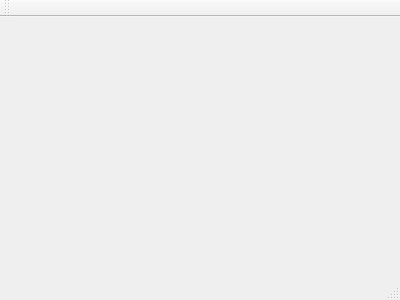
First picture: the form in Ploteus/ploteuswindow.ui, repository Atsanda/Ploteus, before the edit.
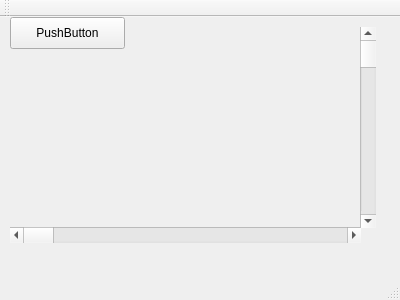
Second picture: the form after the edit. Custom widgets are drawn as their Qt base class.

Commit message: Add QCustomPlot library and some new features

```diff
--- a/Ploteus/ploteuswindow.ui
+++ b/Ploteus/ploteuswindow.ui
@@ -12,13 +12,86 @@
   <property name="windowTitle" >
    <string>PloteusWindow</string>
   </property>
-  <widget class="QMenuBar" name="menuBar" />
-  <widget class="QToolBar" name="mainToolBar" />
-  <widget class="QWidget" name="centralWidget" />
-  <widget class="QStatusBar" name="statusBar" />
+  <widget class="QWidget" name="centralWidget">
+   <widget class="QCustomPlot" name="plot" native="true">
+    <property name="geometry">
+     <rect>
+      <x>10</x>
+      <y>10</y>
+      <width>371</width>
+      <height>221</height>
+     </rect>
+    </property>
+    <widget class="QScrollBar" name="horizontalScrollBar">
+     <property name="geometry">
+      <rect>
+       <x>0</x>
+       <y>200</y>
+       <width>351</width>
+       <height>16</height>
+      </rect>
+     </property>
+     <property name="orientation">
+      <enum>Qt::Horizontal</enum>
+     </property>
+    </widget>
+    <widget class="QScrollBar" name="verticalScrollBar">
+     <property name="geometry">
+      <rect>
+       <x>350</x>
+       <y>0</y>
+       <width>16</width>
+       <height>201</height>
+      </rect>
+     </property>
+     <property name="orientation">
+      <enum>Qt::Vertical</enum>
+     </property>
+    </widget>
+   </widget>
+   <widget class="QPushButton" name="pushButton">
+    <property name="geometry">
+     <rect>
+      <x>10</x>
+      <y>0</y>
+      <width>115</width>
+      <height>32</height>
+     </rect>
+    </property>
+    <property name="text">
+     <string>PushButton</string>
+    </property>
+   </widget>
+  </widget>
+  <widget class="QMenuBar" name="menuBar">
+   <property name="geometry">
+    <rect>
+     <x>0</x>
+     <y>0</y>
+     <width>400</width>
+     <height>22</height>
+    </rect>
+   </property>
+  </widget>
+  <widget class="QToolBar" name="mainToolBar">
+   <attribute name="toolBarArea">
+    <enum>TopToolBarArea</enum>
+   </attribute>
+   <attribute name="toolBarBreak">
+    <bool>false</bool>
+   </attribute>
+  </widget>
+  <widget class="QStatusBar" name="statusBar"/>
  </widget>
- <layoutDefault spacing="6" margin="11" />
- <pixmapfunction></pixmapfunction>
+ <layoutdefault spacing="6" margin="11"/>
+ <customwidgets>
+  <customwidget>
+   <class>QCustomPlot</class>
+   <extends>QWidget</extends>
+   <header>qcustomplot.h</header>
+   <container>1</container>
+  </customwidget>
+ </customwidgets>
  <resources/>
  <connections/>
 </ui>
```
Left out of the diff: 7 changed lines with no effect on the pictures. The commit also changes 8 other files.
